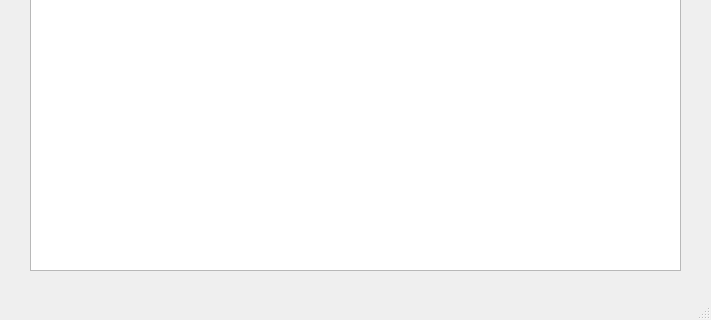
First picture: the form in formEntradaMedicamento.ui, repository AlexFilh0/BetelgeuseDB, before the edit; both pictures show x 0 to 711 and y 280 to 600 of the 711 by 600 pixel window.
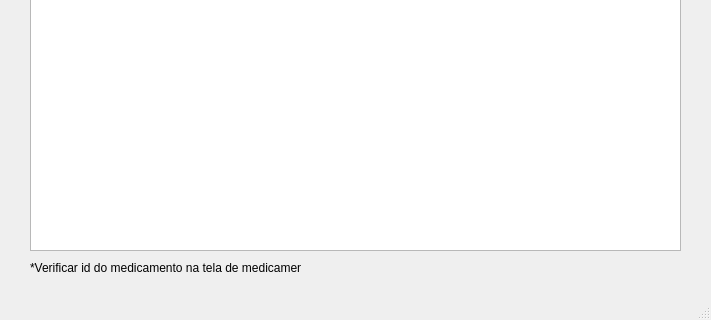
Second picture: the form after the edit. Icons and pictures are not drawn.

Patch:
```diff
--- a/formEntradaMedicamento.ui
+++ b/formEntradaMedicamento.ui
@@ -144,7 +144,7 @@
       <x>30</x>
       <y>90</y>
       <width>651</width>
-      <height>461</height>
+      <height>441</height>
      </rect>
     </property>
     <attribute name="horizontalHeaderDefaultSectionSize">
@@ -194,6 +194,19 @@
      <string/>
     </property>
    </widget>
+   <widget class="QLabel" name="label_9">
+    <property name="geometry">
+     <rect>
+      <x>30</x>
+      <y>540</y>
+      <width>271</width>
+      <height>16</height>
+     </rect>
+    </property>
+    <property name="text">
+     <string>*Verificar id do medicamento na tela de medicamentos</string>
+    </property>
+   </widget>
   </widget>
   <widget class="QMenuBar" name="menubar">
    <property name="geometry">
```
